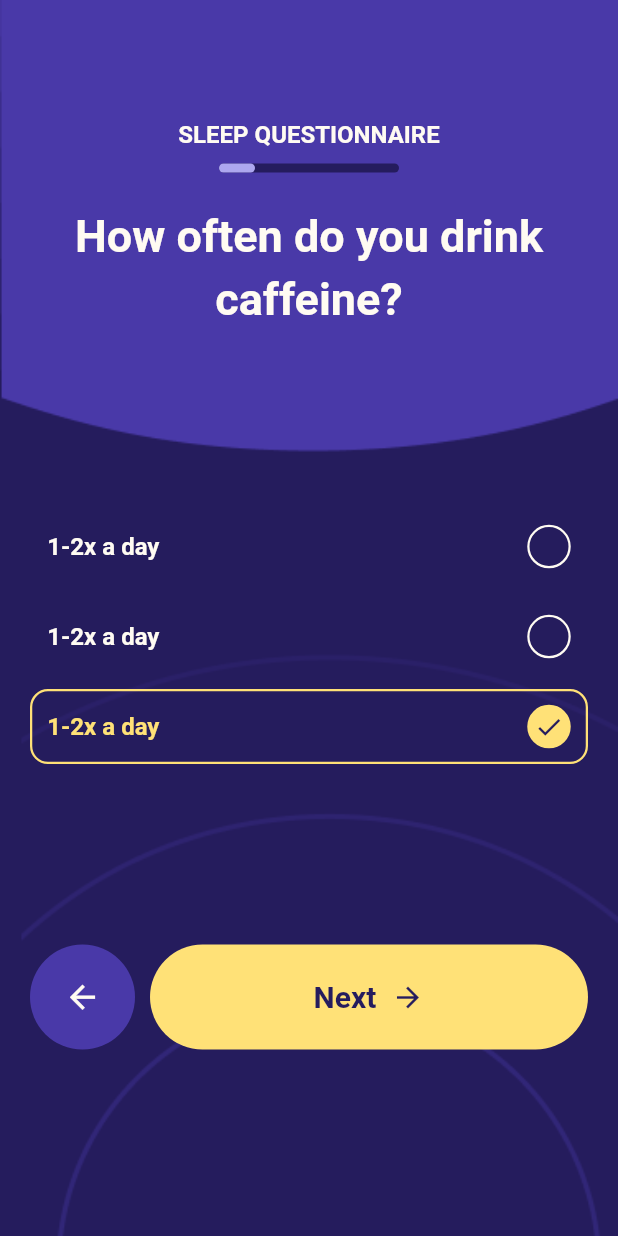
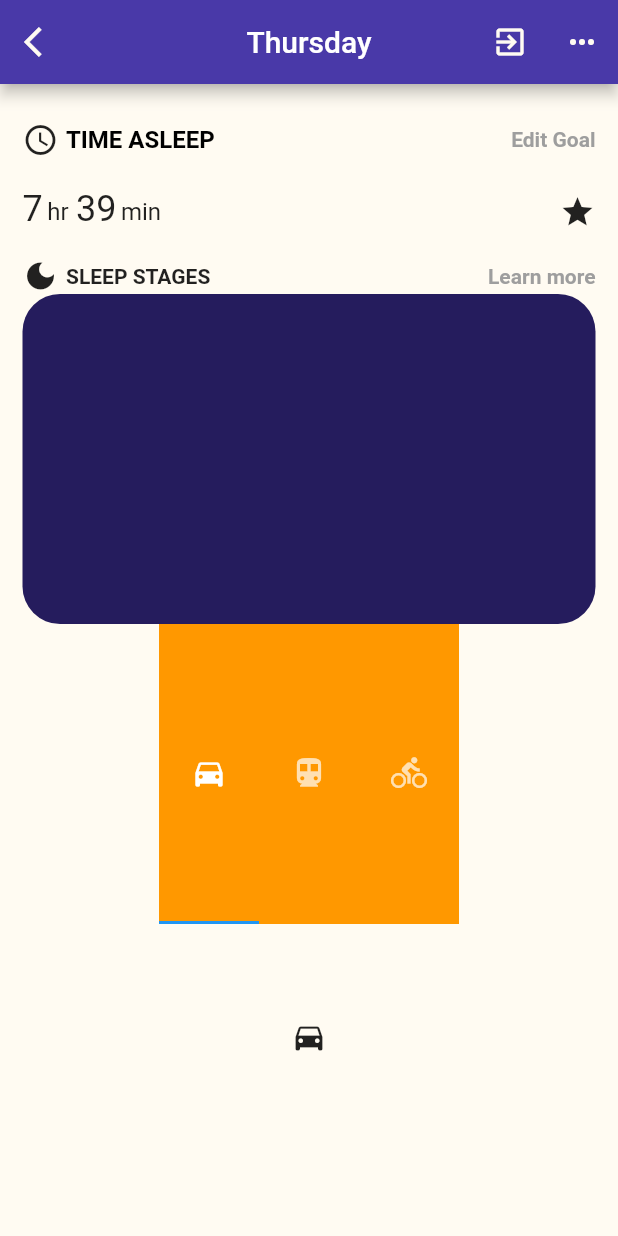
Before and after one commit to umar-101/heathcare, a Flutter app: the screen it shows after launch, on a phone screen of 412 x 824 dp. Run offline on Flutter 3.47's test engine with Material 2 defaults, Android fonts, the phone set to English and light mode, and no system bars; drawn by our look-alikes of percent_indicator; our stand-ins replace flutter_svg.

Commit message:
stat screen header added

```diff
--- a/lib/main.dart
+++ b/lib/main.dart
@@ -1,6 +1,7 @@
 import 'package:flutter/material.dart';
 import 'package:routine_app/config/constants.dart';
-import 'package:routine_app/screens/Quiz/quiz.dart';
+
+import 'screens/Stat/stat.dart';
 
 void main() {
   runApp(const MyApp());
@@ -33,7 +34,7 @@ class MyApp extends StatelessWidget {
                   fontSize: 16,
                   fontWeight: FontWeight.w700),
               subtitle1: TextStyle(color: kHeadingColor, fontSize: 12))),
-      home: const QuizScreen(),
+      home: const StatScreen(),
     );
   }
 }
--- a/lib/screens/Quiz/quiz.dart
+++ b/lib/screens/Quiz/quiz.dart
@@ -7,6 +7,7 @@ import 'package:routine_app/config/constants.dart';
 import '../../widgets/Quiz/check_box_container.dart';
 import '../../widgets/common/next_button.dart';
 
+// ignore: prefer_typing_uninitialized_variables
 var size, height, width;
 
 class QuizScreen extends StatefulWidget {
@@ -17,7 +18,7 @@ class QuizScreen extends StatefulWidget {
 }
 
 class _QuizScreenState extends State<QuizScreen> {
-  bool _value = false;
+  final bool _value = false;
   @override
   Widget build(BuildContext context) {
     size = MediaQuery.of(context).size;
@@ -39,7 +40,7 @@ class _QuizScreenState extends State<QuizScreen> {
             children: [
               Text('Sleep Questionnaire'.toUpperCase(),
                   style: Theme.of(context).textTheme.headline4),
-              SizedBox(height: 10),
+              const SizedBox(height: 10),
               Container(
                 width: 140,
                 child: LinearPercentIndicator(
@@ -48,10 +49,10 @@ class _QuizScreenState extends State<QuizScreen> {
                   percent: 0.2,
                   backgroundColor: kBarBackColor,
                   progressColor: kBarFillColor,
-                  barRadius: Radius.circular(20),
+                  barRadius: const Radius.circular(20),
                 ),
               ),
-              SizedBox(height: 20),
+              const SizedBox(height: 20),
               Text(
                 'How often do you drink caffeine?',
                 textAlign: TextAlign.center,
@@ -73,17 +74,17 @@ class _QuizScreenState extends State<QuizScreen> {
                   Container(
                     width: 70,
                     height: 70,
-                    decoration: BoxDecoration(
+                    decoration: const BoxDecoration(
                         color: kBackgroundColor, shape: BoxShape.circle),
-                    child: Center(
+                    child: const Center(
                         child: Icon(
                       Icons.arrow_back,
                       size: 25,
                       color: kHeadingColor,
                     )),
                   ),
-                  SizedBox(width: 10),
-                  NextButton()
+                  const SizedBox(width: 10),
+                  const NextButton()
                 ],
               )
             ],
--- /dev/null
+++ b/lib/screens/Stat/stat.dart
@@ -0,0 +1,153 @@
+import 'package:flutter/material.dart';
+import 'package:routine_app/config/constants.dart';
+import 'package:routine_app/screens/Home/home.dart';
+
+class StatScreen extends StatelessWidget {
+  const StatScreen({Key? key}) : super(key: key);
+
+  @override
+  Widget build(BuildContext context) {
+    return DefaultTabController(
+      length: 3,
+      child: Scaffold(
+        backgroundColor: kHeadingColor,
+        appBar: AppBar(
+          title: const Text('Thursday'),
+          backgroundColor: kBackgroundColor,
+          centerTitle: true,
+          leading: IconButton(
+              onPressed: () {},
+              icon: const Icon(
+                Icons.arrow_back_ios,
+                color: kHeadingColor,
+              )),
+          actions: [
+            IconButton(
+                onPressed: () {},
+                icon: const Icon(
+                  Icons.exit_to_app,
+                  color: kHeadingColor,
+                )),
+            IconButton(
+                onPressed: () {},
+                icon: const Icon(
+                  Icons.more_horiz,
+                  color: kHeadingColor,
+                ))
+          ],
+        ),
+        body: SingleChildScrollView(
+          child: Padding(
+            padding: const EdgeInsets.symmetric(horizontal: 15, vertical: 25),
+            child: Column(
+              children: [
+                Row(
+                  children: [
+                    const Icon(
+                      Icons.access_time,
+                      size: 24,
+                    ),
+                    const SizedBox(width: 5),
+                    Text(
+                      'time asleep'.toUpperCase(),
+                      style: Theme.of(context)
+                          .textTheme
+                          .headline4
+                          ?.copyWith(color: Colors.black),
+                    ),
+                    const Spacer(),
+                    const Text('Edit Goal',
+                        style: TextStyle(
+                            color: Colors.grey,
+                            fontSize: 14,
+                            fontWeight: FontWeight.w600)),
+                  ],
+                ),
+                SizedBox(height: 20),
+                Row(
+                  children: const [
+                    Padding(
+                      padding: EdgeInsets.only(
+                        right: 3,
+                        bottom: 4,
+                      ),
+                      child: Text(
+                        '7',
+                        style: TextStyle(fontSize: 24),
+                      ),
+                    ),
+                    Text(
+                      'hr',
+                      style: TextStyle(fontSize: 16),
+                    ),
+                    Padding(
+                      padding: EdgeInsets.only(right: 3, left: 5, bottom: 4),
+                      child: Text(
+                        '39',
+                        style: TextStyle(fontSize: 24),
+                      ),
+                    ),
+                    Text(
+                      'min',
+                      style: TextStyle(fontSize: 16),
+                    ),
+                    Spacer(),
+                    const Icon(Icons.star)
+                  ],
+                ),
+                SizedBox(height: 15),
+                Row(
+                  children: [
+                    Icon(Icons.dark_mode),
+                    SizedBox(width: 5),
+                    Text(
+                      'sleep stages'.toUpperCase(),
+                      style:
+                          TextStyle(fontSize: 14, fontWeight: FontWeight.w600),
+                    ),
+                    Spacer(),
+                    const Text('Learn more',
+                        style: TextStyle(
+                            color: Colors.grey,
+                            fontSize: 14,
+                            fontWeight: FontWeight.w600)),
+                  ],
+                ),
+                Container(
+                  height: 220,
+                  width: width,
+                  decoration: BoxDecoration(
+                      color: kPrimaryColor,
+                      borderRadius: BorderRadius.circular(25)),
+                ),
+                Container(
+                  width: 200,
+                  height: 200,
+                  color: Colors.orange,
+                  child: TabBar(
+                    tabs: [
+                      Tab(icon: Icon(Icons.directions_car)),
+                      Tab(icon: Icon(Icons.directions_transit)),
+                      Tab(icon: Icon(Icons.directions_bike)),
+                    ],
+                  ),
+                ),
+                Container(
+                  width: 150,
+                  height: 150,
+                  child: TabBarView(
+                    children: [
+                      Icon(Icons.directions_car),
+                      Icon(Icons.directions_transit),
+                      Icon(Icons.directions_bike),
+                    ],
+                  ),
+                ),
+              ],
+            ),
+          ),
+        ),
+      ),
+    );
+  }
+}
--- a/lib/widgets/Quiz/check_box_container.dart
+++ b/lib/widgets/Quiz/check_box_container.dart
@@ -2,6 +2,7 @@ import 'package:flutter/material.dart';
 
 import '../../config/constants.dart';
 
+// ignore: prefer_typing_uninitialized_variables
 var size, height, width;
 
 class CheckBoxContainer extends StatelessWidget {
@@ -38,7 +39,7 @@ class CheckBoxContainer extends StatelessWidget {
                     .headline4
                     ?.copyWith(color: _value ? kButtonColor : kHeadingColor),
               ),
-              Spacer(),
+              const Spacer(),
               GestureDetector(
                 onTap: () {
                   // setState(() {
@@ -55,12 +56,12 @@ class CheckBoxContainer extends StatelessWidget {
                   child: Padding(
                     padding: const EdgeInsets.all(3.0),
                     child: _value
-                        ? Icon(
+                        ? const Icon(
                             Icons.check,
                             size: 20,
                             color: kBarBackColor,
                           )
-                        : Icon(
+                        : const Icon(
                             Icons.check_box_outline_blank,
                             size: 20,
                             color: Colors.transparent,
--- a/lib/widgets/common/next_button.dart
+++ b/lib/widgets/common/next_button.dart
@@ -24,8 +24,8 @@ class NextButton extends StatelessWidget {
                     .textTheme
                     .headline3
                     ?.copyWith(color: kBarBackColor)),
-            SizedBox(width: 10),
-            Icon(
+            const SizedBox(width: 10),
+            const Icon(
               Icons.arrow_forward,
               size: 22,
               color: kBarBackColor,
```
